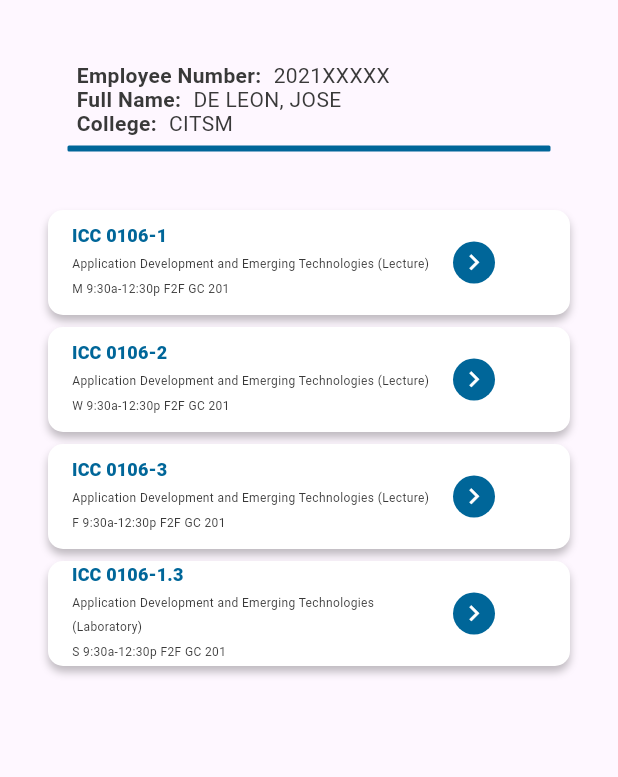
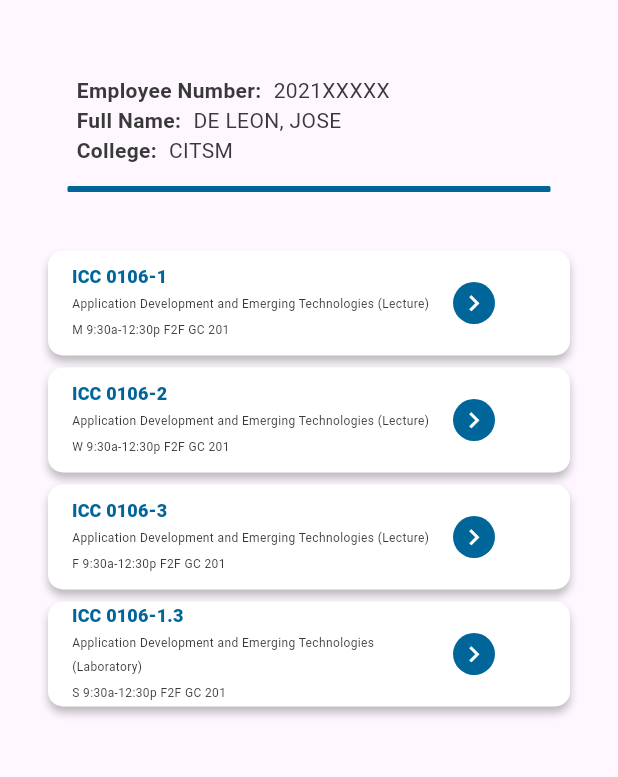
Before and after one commit to JustLiwag/plm-app-faculty-admin, a Flutter app: the SubjectClassPage screen opened directly, on a phone screen of 412 x 824 dp, the part 84-861 px from its top. Run offline on Flutter 3.47's test engine with Material 3 defaults, Android fonts, the phone set to English and light mode, and no system bars; our stand-ins replace cached_network_image, connectivity_plus, fl_chart, flutter_speed_dial, flutter_svg, pdf and 1 more.

Commit message:
[feature] details passed

```diff
--- a/lib/screens/faculty/change_grades/subject_class.dart
+++ b/lib/screens/faculty/change_grades/subject_class.dart
@@ -20,9 +20,7 @@ class SubjectClassPage extends StatelessWidget {
               children: [
                 const SizedBox(height: 50),
                 buildRow('Employee Number:', faculty.facultyNumber),
-                const SizedBox(height: 15),
                 buildRow('Full Name:', faculty.facultyName),
-                const SizedBox(height: 15),
                 buildRow('College:', faculty.college),
                 const SizedBox(height: 15),
                 Container(
@@ -44,8 +42,8 @@ class SubjectClassPage extends StatelessWidget {
                   itemCount: subjectList.length,
                   itemBuilder: (context, index) {
                     return Padding(
-                      padding: const EdgeInsets.only(
-                          bottom: 8, left: 16, right: 16),
+                      padding:
+                          const EdgeInsets.only(bottom: 8, left: 16, right: 16),
                       child: Stack(
                         alignment: Alignment.center,
                         children: [
@@ -56,6 +54,7 @@ class SubjectClassPage extends StatelessWidget {
                                 MaterialPageRoute(
                                   builder: (context) => StudentPage(
                                     subject: subjectList[index],
+                                    employee: faculty,
                                   ),
                                 ),
                               );
@@ -159,8 +158,9 @@ class SubjectClassPage extends StatelessWidget {
 
   Widget buildRow(String title, String content) {
     return Padding(
-      padding: const EdgeInsets.only(left: 35),
+      padding: const EdgeInsets.only(left: 35, right: 35),
       child: Row(
+        crossAxisAlignment: CrossAxisAlignment.start,
         children: [
           Text(
             title,
@@ -168,19 +168,20 @@ class SubjectClassPage extends StatelessWidget {
               color: Color(0xFF393939),
               fontSize: 14,
               fontWeight: FontWeight.w600,
-              height: 0.09,
               letterSpacing: 0.25,
             ),
           ),
           const SizedBox(width: 8),
-          Text(
+          Expanded(
+            child: Text(
               content,
               style: const TextStyle(
                 color: Color(0xFF393939),
                 fontSize: 14,
                 fontWeight: FontWeight.w400,
-              height: 0.09,
                 letterSpacing: 0.25,
+              ),
+              overflow: TextOverflow.ellipsis,
             ),
           ),
         ],
```
Also changed, not shown: lib/screens/faculty/change_grades/input_grades.dart (+26 -19 lines), lib/screens/faculty/change_grades/student.dart (+14 -5 lines). Lines whose indentation alone changed are shown as unchanged.
